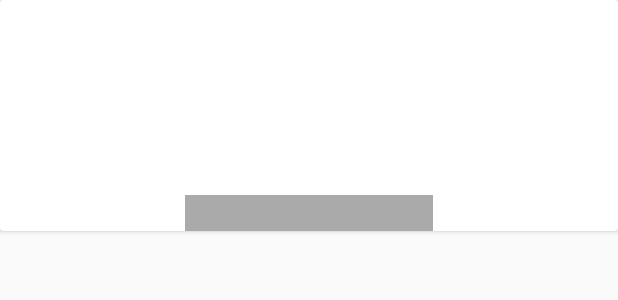
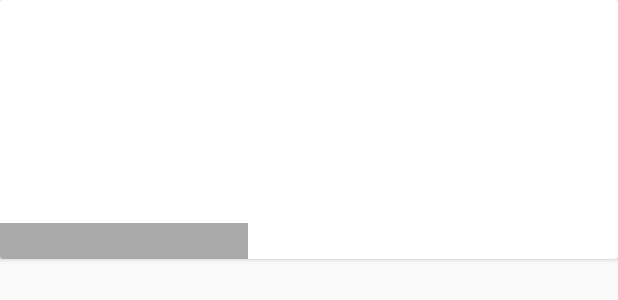
Before and after one commit to EternalSoySauce/Konachan, an Android app: the layout recyclerview_item_post.xml on its own in the app's theme, with its tools: preview values and no code run, on a phone screen of 412 x 824 dp. Shown: the top 300 px of the screen. Run offline under Robolectric (Android 15) with nearby library versions, the phone set to English and light mode, and no system bars.

Commit message:
添加AutoFitLayout，自适配不同dp屏幕

```diff
--- a/app/src/main/java/com/ess/konachan/service/DownloadService.java
+++ b/app/src/main/java/com/ess/konachan/service/DownloadService.java
@@ -56,7 +56,7 @@ public class DownloadService extends Service {
 
         MyProgressListener listener;
         if (!OkHttp.getInstance().isUrlInProgressListener(url)) {
-            listener = new MyProgressListener(this, thumbBean, imageBean, url, bitmapPath);
+            listener = new MyProgressListener(this, imageBean, intent);
             listener.setNotifyThumb(thumbBean.thumbUrl);
             ProgressManager.getInstance().addResponseListener(url, listener);
             OkHttp.getInstance().addUrlToProgressListener(url, listener);
--- /dev/null
+++ b/app/src/main/java/com/ess/konachan/view/AutoFitLayout.java
@@ -0,0 +1,132 @@
+package com.ess.konachan.view;
+
+import android.content.Context;
+import android.content.res.TypedArray;
+import android.util.AttributeSet;
+import android.util.DisplayMetrics;
+import android.widget.FrameLayout;
+
+import com.ess.konachan.R;
+
+/**
+ * 以360dp * 640dp屏幕为基准，根据xml里设置的宽度和高度自动进行缩放适配
+ * version 1.0
+ * 缺点：暂时只支持适配一个子View的尺寸
+ * 属性：具体styles配置见最下方
+ *       scaleWidth(boolean)：layout_width为定值，且此属性为true时，自动适配View的宽度
+ *       scaleHeight(boolean)：layout_height为定值，且此属性为true时，自动适配View的高度
+ *       relativeTo(int)：需layout_width与layout_height均为定值，此时设置为相对于某一边，
+ *                        则此边相对于屏幕缩放，另一边按照原始宽高比缩放（此时scaleWidth
+ *                        与scaleHeight默认生效）
+ */
+
+public class AutoFitLayout extends FrameLayout {
+
+    private final static int NONE = 0;  // 两边均以屏幕尺寸为基准进行缩放
+    private final static int RELATIVE_TO_WIDTH = 1;  // 以宽度为基准等比缩放高度
+    private final static int RELATIVE_TO_HEIGHT = 2; // 以高度为基准等比缩放宽度
+
+    private boolean mScaleWidth;   // 是否缩放宽度，默认为false
+    private boolean mScaleHeight;  // 是否缩放高度，默认为false
+    private int mRelative;    // 以哪边为基准等比缩放，默认为NONE
+
+    private static float sWidthRatio;  // 屏幕宽度与360dp的比例
+    private static float sHeightRatio; // 屏幕高度与640dp的比例
+
+    public AutoFitLayout(Context context) {
+        this(context, null);
+    }
+
+    public AutoFitLayout(Context context, AttributeSet attrs) {
+        this(context, attrs, 0);
+    }
+
+    public AutoFitLayout(Context context, AttributeSet attrs, int defStyleAttr) {
+        super(context, attrs, defStyleAttr);
+        TypedArray typedArray = context.obtainStyledAttributes(attrs, R.styleable.AutoFitLayout);
+        mScaleWidth = typedArray.getBoolean(R.styleable.AutoFitLayout_scaleWidth, false);
+        mScaleHeight = typedArray.getBoolean(R.styleable.AutoFitLayout_scaleHeight, false);
+        mRelative = typedArray.getInt(R.styleable.AutoFitLayout_relativeTo, NONE);
+        typedArray.recycle();
+
+        if (sWidthRatio <= 0) {
+            DisplayMetrics dm = getResources().getDisplayMetrics();
+            sWidthRatio = px2dp(dm, dm.widthPixels) / 360f;
+            sHeightRatio = px2dp(dm, dm.heightPixels) / 640f;
+        }
+    }
+
+    private float px2dp(DisplayMetrics dm, float px) {
+        float scale = dm.density;
+        return px / scale + 0.5f;
+    }
+
+    @Override
+    protected void onMeasure(int widthMeasureSpec, int heightMeasureSpec) {
+        // UNSPECIFIED: 父容器不对View有任何限制，要多大给多大，一般用于系统内部，表示一种测量的状态
+        // EXACTLY: 100dp match_parent
+        // AT_MOST: wrap_content
+        int widthMode = MeasureSpec.getMode(widthMeasureSpec);
+        int heightMode = MeasureSpec.getMode(heightMeasureSpec);
+
+        // 获取原始宽高值
+        int selfWidth = MeasureSpec.getSize(widthMeasureSpec);
+        int selfHeight = MeasureSpec.getSize(heightMeasureSpec);
+
+        // 根据不同配置属性进行适配
+        if (widthMode == MeasureSpec.EXACTLY && heightMode == MeasureSpec.EXACTLY
+                && mRelative == RELATIVE_TO_WIDTH) {
+            // 宽高定值，宽度按屏幕缩放，高度按比例缩放
+            float scale = selfHeight / 1f / selfWidth;
+            selfWidth *= sWidthRatio;
+            selfHeight = (int) (selfWidth * scale);
+        } else if (widthMode == MeasureSpec.EXACTLY && heightMode == MeasureSpec.EXACTLY
+                && mRelative == RELATIVE_TO_HEIGHT) {
+            // 宽高定值，高度按屏幕缩放，宽度按比例缩放
+            float scale = selfWidth / 1f / selfHeight;
+            selfHeight *= sHeightRatio;
+            selfWidth = (int) (selfHeight * scale);
+        } else {
+            if (widthMode == MeasureSpec.EXACTLY && mScaleWidth) {
+                // 宽度按屏幕缩放，无视高度
+                selfWidth *= sWidthRatio;
+            } else {
+                // 无缩放，未设置mScaleWidth或layout_width="wrap_content"
+                selfWidth = getDefaultSize(getSuggestedMinimumWidth(), widthMeasureSpec);
+            }
+
+            if (heightMode == MeasureSpec.EXACTLY && mScaleHeight) {
+                // 高度按屏幕缩放，无视宽度
+                selfHeight *= sHeightRatio;
+            } else {
+                // 无缩放，未设置mScaleHeight或layout_height="wrap_content"
+                getDefaultSize(getSuggestedMinimumHeight(), heightMeasureSpec);
+            }
+        }
+
+        // 保存缩放结果
+        setMeasuredDimension(selfWidth, selfHeight);
+
+        // 计算子View的宽度和高度
+        int childWidth = selfWidth - getPaddingLeft() - getPaddingRight();
+        int childHeight = selfHeight - getPaddingBottom() - getPaddingTop();
+
+        // 作为父容器,还需要测绘子View
+        int childWidthMeasureSpec = MeasureSpec.makeMeasureSpec(childWidth, MeasureSpec.EXACTLY);
+        int childHeightMeasureSpec = MeasureSpec.makeMeasureSpec(childHeight, MeasureSpec.EXACTLY);
+        measureChildren(childWidthMeasureSpec, childHeightMeasureSpec);
+    }
+}
+
+/* <resources>
+		<declare-styleable name="AutoFitLayout">
+            <attr name="scaleWidth" format="boolean"/>
+            <attr name="scaleHeight" format="boolean"/>
+            <attr name="relativeTo" format="enum">
+                <enum name="none" value="0"/>
+                <enum name="width" value="1"/>
+                <enum name="height" value="2"/>
+            </attr>
+        </declare-styleable>
+	</resources>
+*/
--- a/app/src/main/res/layout/recyclerview_item_post.xml
+++ b/app/src/main/res/layout/recyclerview_item_post.xml
@@ -1,31 +1,40 @@
 <?xml version="1.0" encoding="utf-8"?>
 <android.support.v7.widget.CardView
     xmlns:android="http://schemas.android.com/apk/res/android"
+    xmlns:app="http://schemas.android.com/apk/res-auto"
     android:layout_width="match_parent"
     android:layout_height="wrap_content"
     android:foreground="?attr/selectableItemBackground">
 
-    <LinearLayout
+    <RelativeLayout
         android:layout_width="match_parent"
-        android:layout_height="wrap_content"
-        android:orientation="vertical">
+        android:layout_height="wrap_content">
 
-        <ImageView
-            android:id="@+id/iv_post_thumb"
+        <com.ess.konachan.view.AutoFitLayout
+            android:id="@+id/layout_post_thumb"
             android:layout_width="165dp"
             android:layout_height="130dp"
-            android:scaleType="centerCrop"/>
+            app:relativeTo="width">
+
+            <ImageView
+                android:id="@+id/iv_post_thumb"
+                android:layout_width="match_parent"
+                android:layout_height="match_parent"
+                android:scaleType="centerCrop"/>
+        </com.ess.konachan.view.AutoFitLayout>
 
         <TextView
             android:id="@+id/tv_size"
-            android:layout_width="165dp"
+            android:layout_width="match_parent"
             android:layout_height="wrap_content"
-            android:layout_gravity="center_horizontal"
+            android:layout_alignEnd="@+id/layout_post_thumb"
+            android:layout_alignStart="@+id/layout_post_thumb"
+            android:layout_below="@+id/layout_post_thumb"
+            android:background="@android:color/darker_gray"
             android:gravity="center"
+            android:paddingBottom="1dp"
             android:paddingTop="1dp"
-            android:paddingBottom="1dp"
-            android:background="@android:color/darker_gray"
             android:textColor="@android:color/black"
             android:textSize="15sp"/>
-    </LinearLayout>
+    </RelativeLayout>
 </android.support.v7.widget.CardView>
```
Also changed, not shown: app/src/main/java/com/ess/konachan/http/MyProgressListener.java (+7 -17 lines), app/src/main/res/values/styles.xml (+10 -0 lines).
